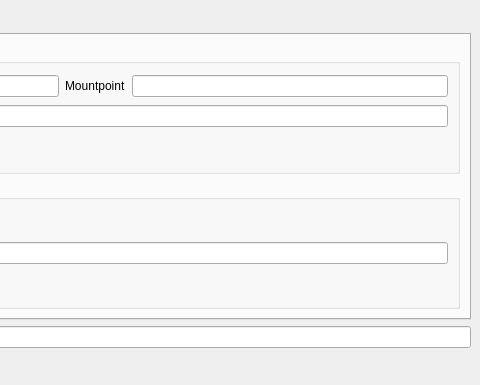
geopackix/qgis-ntrip-client, file q_ntrip_client_dockwidget_base.ui: the form before one commit; both pictures show x 672 to 1152 and y 0 to 385 of the 1152 by 385 pixel window.
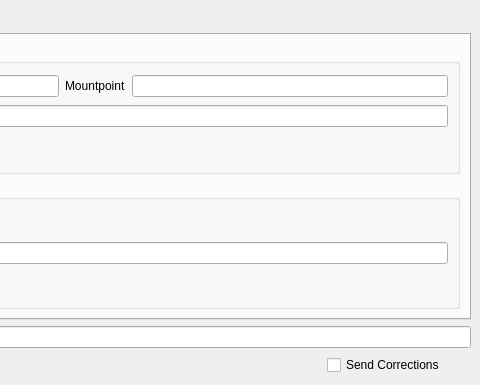
The form after the commit. The open tabs and pages were chosen to show the change. Icons and pictures are not drawn. Custom widgets are drawn as their Qt base class.

Commit message: switch on and off rtcm correction stream to serialport

Diff of the .ui file:
```diff
--- a/q_ntrip_client_dockwidget_base.ui
+++ b/q_ntrip_client_dockwidget_base.ui
@@ -73,6 +73,13 @@
         </property>
        </spacer>
       </item>
+      <item>
+       <widget class="QCheckBox" name="cb_send_correction">
+        <property name="text">
+         <string>Send Corrections</string>
+        </property>
+       </widget>
+      </item>
       <item>
        <widget class="QLabel" name="receiveCorrectionsIcon">
         <property name="maximumSize">
```
Left out of the diff: 2 changed lines with no effect on the pictures. The commit also changes 3 other files.
